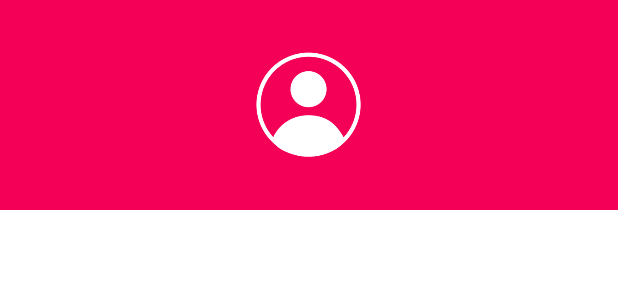
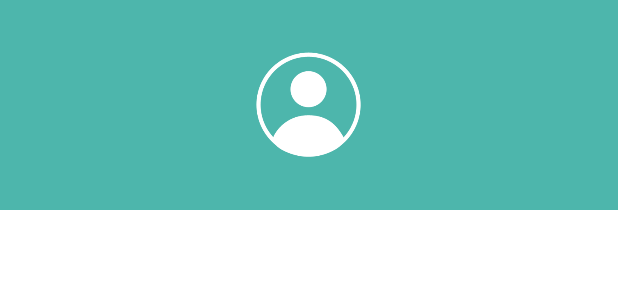
Before and after one commit to mani41/BookRecommender, an Android app: the layout fragment_navigation_drawer.xml on its own in the app's theme, with its tools: preview values and no code run, on a phone screen of 412 x 824 dp. Shown: the top 300 px of the screen. Run offline under Robolectric (Android 15) with nearby library versions, the phone set to English and light mode, and no system bars.

Commit message:
changed theme color and integrated with Akash's code

```diff
--- a/app/src/main/res/values/colors.xml
+++ b/app/src/main/res/values/colors.xml
@@ -1,13 +1,13 @@
 <?xml version="1.0" encoding="utf-8"?>
 <resources>
-    <color name="colorPrimary">#F50057</color>
-    <color name="colorPrimaryDark">#C51162</color>
+    <color name="colorPrimary">#4DB6AC</color>
+    <color name="colorPrimaryDark">#00695C</color>
     <color name="textColorPrimary">#FFFFFF</color>
     <color name="windowBackground">#FFFFFF</color>
     <color name="navigationBarColor">#000000</color>
-    <color name="colorAccent">#FF80AB</color>
+    <color name="colorAccent">#00897B</color>
 
-    <color name="view_bg">#b20e0f</color>
+    <color name="view_bg">#00897B</color>
     <color name="white">#ffffff</color>
-    <color name="btn_bg">#3e4a56</color>
+    <color name="primaryButton">#C0CA33</color>
 </resources>
```
Also changed, not shown: app/src/main/java/info/androidhive/materialdesign/activity/UserInfoActivity.java (+8 -4 lines), app/src/main/java/info/androidhive/materialdesign/adapter/SearchResultAdapter.java (+7 -4 lines).
